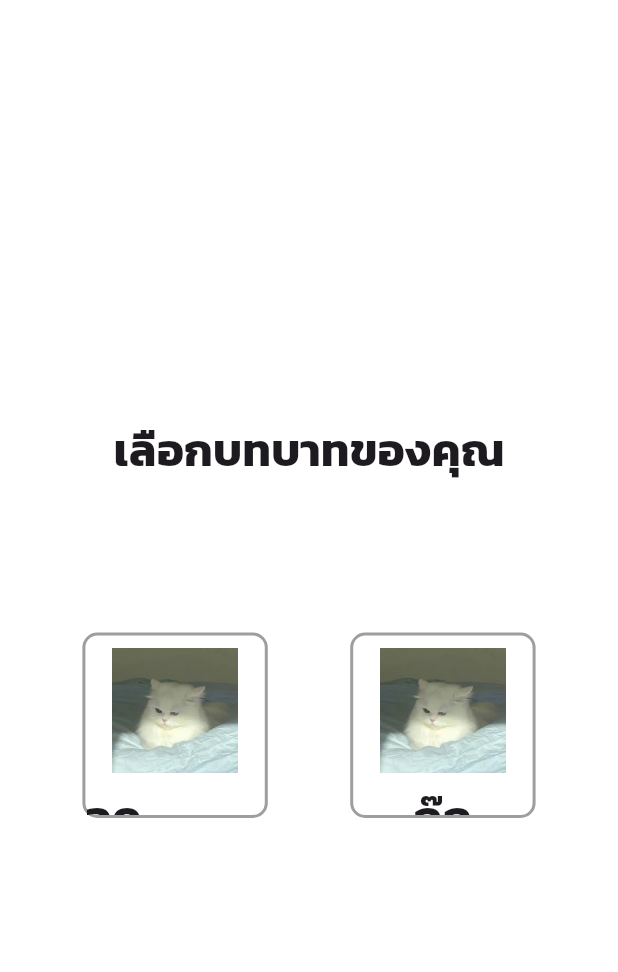
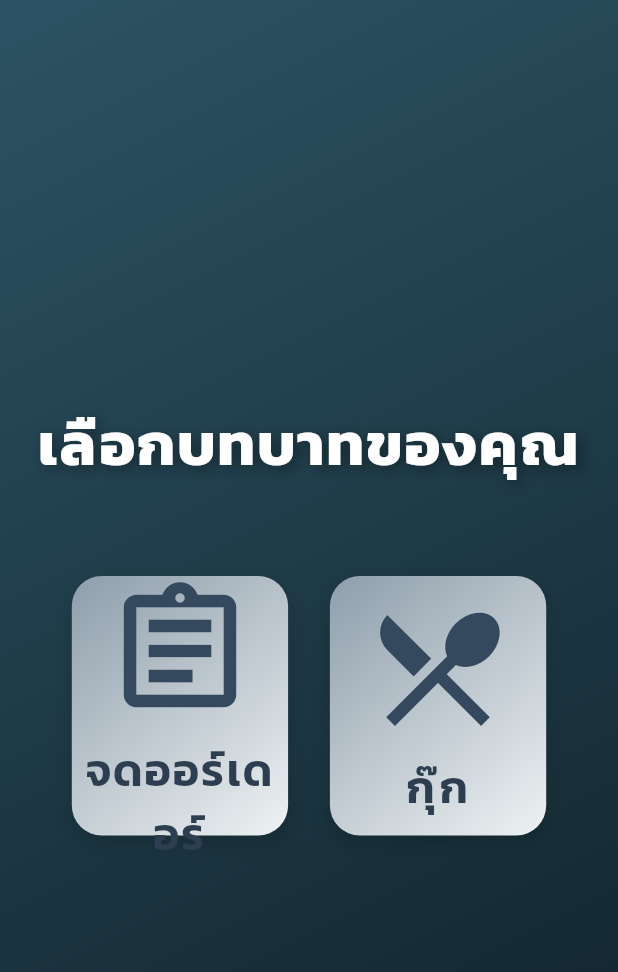
Before and after one commit to newnonsick/SA-KuayTeawHatYai, a Flutter app: the MyHomePageTabletLayout screen opened directly, on a phone screen of 412 x 824 dp. Shown: the top 972 px of the screen. Run offline on Flutter 3.47's test engine with Material 3 defaults, Android fonts, the phone set to English and light mode, and no system bars; our stand-ins replace dio, get.

Commit message:
Change: style of homepage

```diff
--- a/lib/screens/tablet/myhomepage_tablet_layout.dart
+++ b/lib/screens/tablet/myhomepage_tablet_layout.dart
@@ -1,89 +1,133 @@
 import 'package:flutter/material.dart';
 import 'package:get/get.dart';
+import 'package:kuayteawhatyai/utils/responsive_layout.dart';
 
 class MyHomePageTabletLayout extends StatelessWidget {
   const MyHomePageTabletLayout({super.key});
 
   @override
   Widget build(BuildContext context) {
+    final width = MediaQuery.of(context).size.width;
+
     return Scaffold(
       body: Container(
-          color: Colors.white,
-          child: Center(
+        decoration: const BoxDecoration(
+          gradient: LinearGradient(
+            colors: [
+              Color(0xFF2C5364),
+              Color(0xFF0F2027),
+            ],
+            begin: Alignment.topLeft,
+            end: Alignment.bottomRight,
+          ),
+        ),
+        child: Center(
+          child: Padding(
+            padding: const EdgeInsets.symmetric(horizontal: 20.0),
             child: Column(
               mainAxisAlignment: MainAxisAlignment.center,
+              crossAxisAlignment: CrossAxisAlignment.center,
               children: [
-                const Text("เลือกบทบาทของคุณ", style: TextStyle(fontWeight: FontWeight.bold, fontSize: 30),),
-                const SizedBox(height: 100),
+                const Text(
+                  "เลือกบทบาทของคุณ",
+                  textAlign: TextAlign.center,
+                  style: TextStyle(
+                    fontWeight: FontWeight.bold,
+                    fontSize: 40,
+                    color: Colors.white,
+                    letterSpacing: 1.2,
+                    shadows: [
+                      Shadow(
+                        blurRadius: 12.0,
+                        color: Colors.black38,
+                        offset: Offset(3, 3),
+                      ),
+                    ],
+                  ),
+                ),
+                const SizedBox(height: 60),
                 Row(
                   mainAxisAlignment: MainAxisAlignment.spaceEvenly,
                   children: [
-                    InkWell(
-                      onTap: () {
-                        Get.toNamed('/takeorder');
-                      },
-                      child: Container(
-                        width: MediaQuery.of(context).size.width * 0.3,
-                        height: MediaQuery.of(context).size.width * 0.3,
-                        decoration: BoxDecoration(
-                          color: Colors.white,
-                          borderRadius: BorderRadius.circular(10),
-                          border: Border.all(color: Colors.grey, width: 2),
-                        ),
-                        child: Center(
-                            child: Column(
-                          mainAxisAlignment: MainAxisAlignment.center,
-                          children: [
-                            Expanded(
-                                flex: 5,
-                                child: Padding(
-                                  padding: const EdgeInsets.all(8.0),
-                                  child: Image.asset('assets/images/mock.png', fit: BoxFit.fill),
-                                )),
-                            const Expanded(child: Text('จดออร์เดอร์',
-                                    style: TextStyle(
-                                        fontWeight: FontWeight.bold,
-                                        fontSize: 30)))
-                          ],
-                        )),
-                      ),
+                    _buildRoleCard(
+                      context,
+                      title: 'จดออร์เดอร์',
+                      onTap: () => Get.toNamed('/takeorder'),
+                      icon: Icons.assignment_outlined,
+                      width: width * 0.35,
                     ),
-                    InkWell(
-                      onTap: () {
-                        Get.toNamed('/cook');
-                      },
-                      child: Container(
-                        width: MediaQuery.of(context).size.width * 0.3,
-                        height: MediaQuery.of(context).size.width * 0.3,
-                        decoration: BoxDecoration(
-                          color: Colors.white,
-                          borderRadius: BorderRadius.circular(10),
-                          border: Border.all(color: Colors.grey, width: 2),
-                        ),
-                        child: Center(
-                            child: Column(
-                          mainAxisAlignment: MainAxisAlignment.center,
-                          children: [
-                            Expanded(
-                                flex: 5,
-                                child: Padding(
-                                  padding: const EdgeInsets.all(8.0),
-                                  child: Image.asset('assets/images/mock.png',
-                                      fit: BoxFit.fill),
-                                )),
-                            const Expanded(child: Text('กุ๊ก',
-                                    style: TextStyle(
-                                        fontWeight: FontWeight.bold,
-                                        fontSize: 30)))
-                          ],
-                        )),
-                      ),
+                    _buildRoleCard(
+                      context,
+                      title: 'กุ๊ก',
+                      onTap: () => Get.toNamed('/cook'),
+                      icon: Icons.restaurant_menu,
+                      width: width * 0.35,
                     ),
                   ],
-                )
+                ),
               ],
             ),
-          )),
+          ),
+        ),
+      ),
+    );
+  }
+
+  Widget _buildRoleCard(
+    BuildContext context, {
+    required String title,
+    required VoidCallback onTap,
+    required IconData icon,
+    required double width,
+  }) {
+    return InkWell(
+      onTap: onTap,
+      borderRadius: BorderRadius.circular(20),
+      splashColor: Colors.white.withOpacity(0.2),
+      child: AnimatedContainer(
+        duration: const Duration(milliseconds: 300),
+        curve: Curves.easeInOut,
+        width: width,
+        height: width * 1.2,
+        decoration: BoxDecoration(
+          gradient: const LinearGradient(
+            colors: [Color(0xFF8E9EAB), Color(0xFFEEF2F3)],
+            begin: Alignment.topLeft,
+            end: Alignment.bottomRight,
+          ),
+          borderRadius: BorderRadius.circular(20),
+          boxShadow: [
+            BoxShadow(
+              color: Colors.black.withOpacity(0.15),
+              blurRadius: 10,
+              offset: const Offset(0, 5),
+            ),
+          ],
+        ),
+        child: Column(
+          mainAxisAlignment: MainAxisAlignment.center,
+          children: [
+            FittedBox(
+              child: Icon(
+                icon,
+                size: ResponsiveLayout.isPortrait(context) ? 100 : 150,
+                color: const Color(0xFF34495E),
+              ),
+            ),
+            const SizedBox(height: 8),
+            Text(
+              title,
+              textAlign: TextAlign.center,
+              style: TextStyle(
+                fontWeight: FontWeight.w600,
+                fontSize: ResponsiveLayout.isPortrait(context) ? 30 : 36,
+                color: const Color(0xFF2C3E50),
+                letterSpacing: 1.1,
+              ),
+            ),
+          ],
+        ),
+      ),
     );
   }
 }
```
